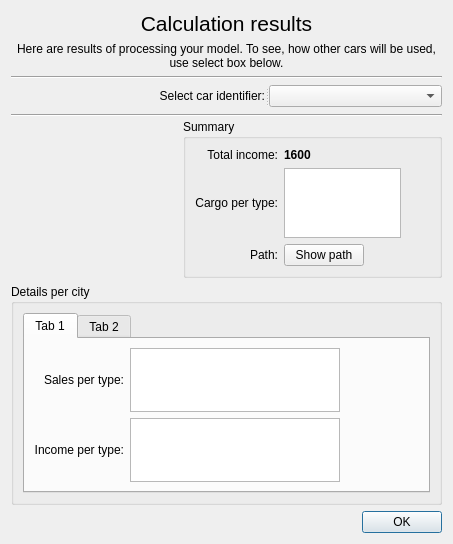
Ruteri/ZAH, file app/ui/resultsdialog.ui: the form before one commit.
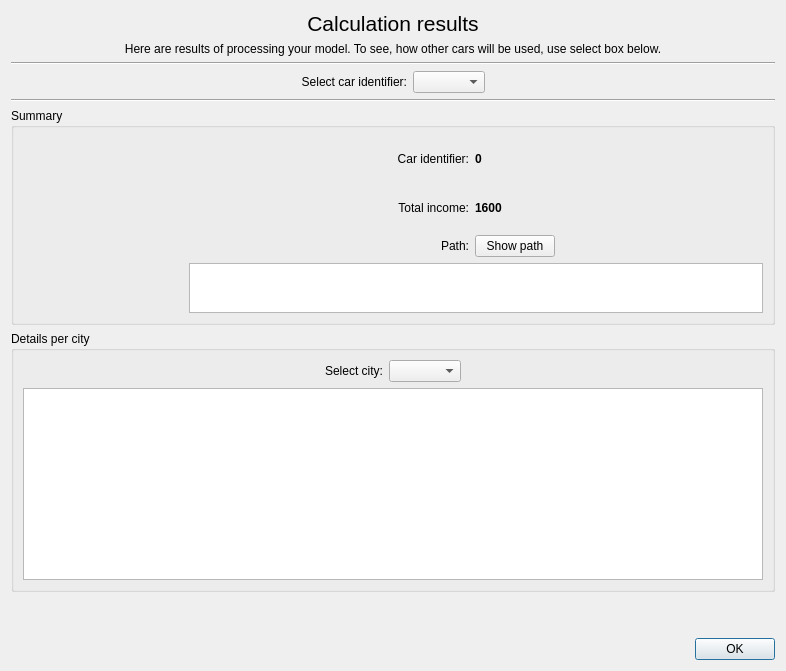
The form after the commit. Icons and pictures are not drawn.

Commit message: Implemented use case of CarUsage structure, added basic logic into ResultsDialog class

Patch:
```diff
--- a/app/ui/resultsdialog.ui
+++ b/app/ui/resultsdialog.ui
@@ -6,15 +6,30 @@
    <rect>
     <x>0</x>
     <y>0</y>
-    <width>453</width>
-    <height>540</height>
+    <width>786</width>
+    <height>671</height>
    </rect>
   </property>
   <property name="windowTitle">
    <string>Dialog</string>
   </property>
-  <layout class="QGridLayout" name="gridLayout_3">
-   <item row="1" column="0" colspan="3">
+  <layout class="QVBoxLayout" name="verticalLayout">
+   <item>
+    <widget class="QLabel" name="calculationResultsLabel">
+     <property name="font">
+      <font>
+       <pointsize>16</pointsize>
+      </font>
+     </property>
+     <property name="text">
+      <string>Calculation results</string>
+     </property>
+     <property name="alignment">
+      <set>Qt::AlignCenter</set>
+     </property>
+    </widget>
+   </item>
+   <item>
     <widget class="QLabel" name="calculationResultsDetailsLabel">
      <property name="text">
       <string>Here are results of processing your model. To see, how other cars will be used, use select box below.</string>
@@ -27,72 +42,222 @@
      </property>
     </widget>
    </item>
-   <item row="2" column="0" colspan="3">
+   <item>
     <widget class="Line" name="line_2">
      <property name="orientation">
       <enum>Qt::Horizontal</enum>
      </property>
     </widget>
    </item>
-   <item row="3" column="0" colspan="3">
-    <widget class="QSplitter" name="splitter">
-     <property name="orientation">
-      <enum>Qt::Horizontal</enum>
-     </property>
-     <widget class="QLabel" name="carIdLabel">
-      <property name="sizePolicy">
-       <sizepolicy hsizetype="Expanding" vsizetype="Preferred">
-        <horstretch>0</horstretch>
-        <verstretch>0</verstretch>
-       </sizepolicy>
-      </property>
-      <property name="text">
-       <string>Select car identifier:</string>
-      </property>
-      <property name="alignment">
-       <set>Qt::AlignRight|Qt::AlignTrailing|Qt::AlignVCenter</set>
-      </property>
-     </widget>
-     <widget class="QComboBox" name="carIdComboBox"/>
-    </widget>
+   <item>
+    <layout class="QHBoxLayout" name="horizontalLayout_2" stretch="0,0,1,0">
+     <item>
+      <spacer name="horizontalSpacer_6">
+       <property name="orientation">
+        <enum>Qt::Horizontal</enum>
+       </property>
+       <property name="sizeHint" stdset="0">
+        <size>
+         <width>157</width>
+         <height>20</height>
+        </size>
+       </property>
+      </spacer>
+     </item>
+     <item>
+      <widget class="QLabel" name="selectCarIdLabel">
+       <property name="sizePolicy">
+        <sizepolicy hsizetype="Preferred" vsizetype="Preferred">
+         <horstretch>0</horstretch>
+         <verstretch>0</verstretch>
+        </sizepolicy>
+       </property>
+       <property name="text">
+        <string>Select car identifier:</string>
+       </property>
+       <property name="alignment">
+        <set>Qt::AlignRight|Qt::AlignTrailing|Qt::AlignVCenter</set>
+       </property>
+      </widget>
+     </item>
+     <item>
+      <widget class="QComboBox" name="carIdComboBox">
+       <property name="sizePolicy">
+        <sizepolicy hsizetype="Maximum" vsizetype="Fixed">
+         <horstretch>0</horstretch>
+         <verstretch>0</verstretch>
+        </sizepolicy>
+       </property>
+      </widget>
+     </item>
+     <item>
+      <spacer name="horizontalSpacer_5">
+       <property name="orientation">
+        <enum>Qt::Horizontal</enum>
+       </property>
+       <property name="sizeHint" stdset="0">
+        <size>
+         <width>198</width>
+         <height>20</height>
+        </size>
+       </property>
+      </spacer>
+     </item>
+    </layout>
    </item>
-   <item row="4" column="0" rowspan="2" colspan="3">
+   <item>
     <widget class="Line" name="line">
      <property name="orientation">
       <enum>Qt::Horizontal</enum>
      </property>
     </widget>
    </item>
-   <item row="5" column="2" rowspan="2">
+   <item>
     <widget class="QGroupBox" name="summaryGroupBox">
      <property name="title">
       <string>Summary</string>
      </property>
-     <layout class="QGridLayout" name="gridLayout_2">
-      <item row="2" column="2" colspan="2">
-       <spacer name="horizontalSpacer">
+     <layout class="QGridLayout" name="gridLayout">
+      <item row="0" column="0" rowspan="3">
+       <widget class="QLabel" name="carImageLabel">
+        <property name="sizePolicy">
+         <sizepolicy hsizetype="Preferred" vsizetype="Preferred">
+          <horstretch>0</horstretch>
+          <verstretch>0</verstretch>
+         </sizepolicy>
+        </property>
+        <property name="minimumSize">
+         <size>
+          <width>160</width>
+          <height>120</height>
+         </size>
+        </property>
+        <property name="maximumSize">
+         <size>
+          <width>320</width>
+          <height>240</height>
+         </size>
+        </property>
+        <property name="styleSheet">
+         <string notr="true">border-image: url(:/images/truck.png)</string>
+        </property>
+        <property name="text">
+         <string/>
+        </property>
+       </widget>
+      </item>
+      <item row="0" column="1">
+       <spacer name="horizontalSpacer_4">
         <property name="orientation">
          <enum>Qt::Horizontal</enum>
         </property>
         <property name="sizeHint" stdset="0">
          <size>
-          <width>122</width>
+          <width>196</width>
           <height>20</height>
          </size>
         </property>
        </spacer>
       </item>
-      <item row="1" column="0">
-       <widget class="QLabel" name="cargoPerTypeCaptionLabel">
+      <item row="0" column="2">
+       <widget class="QLabel" name="carIdCaptionLabel">
         <property name="text">
-         <string>Cargo per type:</string>
+         <string>Car identifier:</string>
         </property>
         <property name="alignment">
          <set>Qt::AlignRight|Qt::AlignTrailing|Qt::AlignVCenter</set>
         </property>
        </widget>
       </item>
-      <item row="2" column="0">
+      <item row="0" column="3">
+       <widget class="QLabel" name="carIdLabel">
+        <property name="font">
+         <font>
+          <weight>75</weight>
+          <bold>true</bold>
+         </font>
+        </property>
+        <property name="text">
+         <string>0</string>
+        </property>
+       </widget>
+      </item>
+      <item row="0" column="4">
+       <spacer name="horizontalSpacer_8">
+        <property name="orientation">
+         <enum>Qt::Horizontal</enum>
+        </property>
+        <property name="sizeHint" stdset="0">
+         <size>
+          <width>195</width>
+          <height>20</height>
+         </size>
+        </property>
+       </spacer>
+      </item>
+      <item row="1" column="1">
+       <spacer name="horizontalSpacer_3">
+        <property name="orientation">
+         <enum>Qt::Horizontal</enum>
+        </property>
+        <property name="sizeHint" stdset="0">
+         <size>
+          <width>196</width>
+          <height>20</height>
+         </size>
+        </property>
+       </spacer>
+      </item>
+      <item row="1" column="2">
+       <widget class="QLabel" name="totalIncomeCaptionLabel">
+        <property name="text">
+         <string>Total income:</string>
+        </property>
+        <property name="alignment">
+         <set>Qt::AlignRight|Qt::AlignTrailing|Qt::AlignVCenter</set>
+        </property>
+       </widget>
+      </item>
+      <item row="1" column="3">
+       <widget class="QLabel" name="totalIncomeLabel">
+        <property name="font">
+         <font>
+          <weight>75</weight>
+          <bold>true</bold>
+         </font>
+        </property>
+        <property name="text">
+         <string>1600</string>
+        </property>
+       </widget>
+      </item>
+      <item row="1" column="4">
+       <spacer name="horizontalSpacer_7">
+        <property name="orientation">
+         <enum>Qt::Horizontal</enum>
+        </property>
+        <property name="sizeHint" stdset="0">
+         <size>
+          <width>195</width>
+          <height>20</height>
+         </size>
+        </property>
+       </spacer>
+      </item>
+      <item row="2" column="1">
+       <spacer name="horizontalSpacer_2">
+        <property name="orientation">
+         <enum>Qt::Horizontal</enum>
+        </property>
+        <property name="sizeHint" stdset="0">
+         <size>
+          <width>196</width>
+          <height>20</height>
+         </size>
+        </property>
+       </spacer>
+      </item>
+      <item row="2" column="2">
        <widget class="QLabel" name="pathCaptionLabel">
         <property name="text">
          <string>Path:</string>
@@ -102,164 +267,134 @@
         </property>
        </widget>
       </item>
-      <item row="1" column="1" colspan="2">
-       <widget class="QTableWidget" name="cargoPerTypeTableWidget"/>
-      </item>
-      <item row="2" column="1">
+      <item row="2" column="3">
        <widget class="QPushButton" name="showPathPushButton">
         <property name="text">
          <string>Show path</string>
         </property>
        </widget>
       </item>
-      <item row="0" column="1" colspan="3">
-       <widget class="QLabel" name="totalIncomeLabel">
-        <property name="font">
-         <font>
-          <weight>75</weight>
-          <bold>true</bold>
-         </font>
-        </property>
-        <property name="text">
-         <string>1600</string>
-        </property>
-       </widget>
-      </item>
-      <item row="1" column="3">
-       <spacer name="horizontalSpacer_3">
+      <item row="2" column="4">
+       <spacer name="horizontalSpacer">
         <property name="orientation">
          <enum>Qt::Horizontal</enum>
         </property>
         <property name="sizeHint" stdset="0">
          <size>
-          <width>15</width>
-          <height>48</height>
+          <width>195</width>
+          <height>17</height>
          </size>
         </property>
        </spacer>
       </item>
-      <item row="0" column="0">
-       <widget class="QLabel" name="totalIncomeCaptionLabel">
-        <property name="text">
-         <string>Total income:</string>
+      <item row="3" column="1" colspan="4">
+       <widget class="QTableWidget" name="cargoTableWidget">
+        <property name="sizePolicy">
+         <sizepolicy hsizetype="MinimumExpanding" vsizetype="Preferred">
+          <horstretch>0</horstretch>
+          <verstretch>0</verstretch>
+         </sizepolicy>
         </property>
-        <property name="alignment">
-         <set>Qt::AlignRight|Qt::AlignTrailing|Qt::AlignVCenter</set>
+        <property name="minimumSize">
+         <size>
+          <width>0</width>
+          <height>50</height>
+         </size>
+        </property>
+        <property name="maximumSize">
+         <size>
+          <width>16777215</width>
+          <height>50</height>
+         </size>
         </property>
        </widget>
       </item>
      </layout>
     </widget>
    </item>
-   <item row="6" column="1">
-    <widget class="QLabel" name="carImageLabel">
-     <property name="sizePolicy">
-      <sizepolicy hsizetype="Preferred" vsizetype="Preferred">
-       <horstretch>2</horstretch>
-       <verstretch>1</verstretch>
-      </sizepolicy>
-     </property>
-     <property name="minimumSize">
-      <size>
-       <width>160</width>
-       <height>120</height>
-      </size>
-     </property>
-     <property name="maximumSize">
-      <size>
-       <width>320</width>
-       <height>240</height>
-      </size>
-     </property>
-     <property name="styleSheet">
-      <string notr="true">border-image: url(:/images/truck.png)</string>
-     </property>
-     <property name="text">
-      <string/>
-     </property>
-    </widget>
-   </item>
-   <item row="7" column="0" colspan="3">
-    <widget class="QGroupBox" name="detailsPerCityGroupBox">
+   <item>
+    <widget class="QGroupBox" name="detailsGroupBox">
      <property name="title">
       <string>Details per city</string>
      </property>
-     <layout class="QHBoxLayout" name="horizontalLayout">
+     <layout class="QVBoxLayout" name="verticalLayout_2">
       <item>
-       <widget class="QTabWidget" name="detailsPerCityTabWidget">
-        <property name="currentIndex">
-         <number>0</number>
+       <layout class="QHBoxLayout" name="horizontalLayout" stretch="0,0,0,0">
+        <item>
+         <spacer name="horizontalSpacer_10">
+          <property name="orientation">
+           <enum>Qt::Horizontal</enum>
+          </property>
+          <property name="sizeHint" stdset="0">
+           <size>
+            <width>256</width>
+            <height>20</height>
+           </size>
+          </property>
+         </spacer>
+        </item>
+        <item>
+         <widget class="QLabel" name="cityCaptionLabel">
+          <property name="text">
+           <string>Select city:</string>
+          </property>
+          <property name="alignment">
+           <set>Qt::AlignRight|Qt::AlignTrailing|Qt::AlignVCenter</set>
+          </property>
+         </widget>
+        </item>
+        <item>
+         <widget class="QComboBox" name="cityComboBox">
+          <property name="sizePolicy">
+           <sizepolicy hsizetype="Maximum" vsizetype="Fixed">
+            <horstretch>0</horstretch>
+            <verstretch>0</verstretch>
+           </sizepolicy>
+          </property>
+         </widget>
+        </item>
+        <item>
+         <spacer name="horizontalSpacer_9">
+          <property name="orientation">
+           <enum>Qt::Horizontal</enum>
+          </property>
+          <property name="sizeHint" stdset="0">
+           <size>
+            <width>110</width>
+            <height>20</height>
+           </size>
+          </property>
+         </spacer>
+        </item>
+       </layout>
+      </item>
+      <item>
+       <widget class="QTableWidget" name="detailsTableWidget">
+        <property name="sizePolicy">
+         <sizepolicy hsizetype="Preferred" vsizetype="Preferred">
+          <horstretch>0</horstretch>
+          <verstretch>0</verstretch>
+         </sizepolicy>
         </property>
-        <widget class="QWidget" name="tab">
-         <attribute name="title">
-          <string>Tab 1</string>
-         </attribute>
-         <layout class="QGridLayout" name="gridLayout">
-          <item row="0" column="0">
-           <widget class="QLabel" name="salesPerTypeCaptionLabel">
-            <property name="text">
-             <string>Sales per type:</string>
-            </property>
-            <property name="alignment">
-             <set>Qt::AlignRight|Qt::AlignTrailing|Qt::AlignVCenter</set>
-            </property>
-           </widget>
-          </item>
-          <item row="0" column="1">
-           <widget class="QTableWidget" name="salesPerTypeTableWidget"/>
-          </item>
-          <item row="0" column="2">
-           <spacer name="horizontalSpacer_2">
-            <property name="orientation">
-             <enum>Qt::Horizontal</enum>
-            </property>
-            <property name="sizeHint" stdset="0">
-             <size>
-              <width>125</width>
-              <height>48</height>
-             </size>
-            </property>
-           </spacer>
-          </item>
-          <item row="1" column="0">
-           <widget class="QLabel" name="incomePerTypeCaptionLabel">
-            <property name="text">
-             <string>Income per type:</string>
-            </property>
-            <property name="alignment">
-             <set>Qt::AlignRight|Qt::AlignTrailing|Qt::AlignVCenter</set>
-            </property>
-           </widget>
-          </item>
-          <item row="1" column="1">
-           <widget class="QTableWidget" name="incomePerTypeTableWidget"/>
-          </item>
-          <item row="1" column="2">
-           <spacer name="horizontalSpacer_4">
-            <property name="orientation">
-             <enum>Qt::Horizontal</enum>
-            </property>
-            <property name="sizeHint" stdset="0">
-             <size>
-              <width>125</width>
-              <height>38</height>
-             </size>
-            </property>
-           </spacer>
-          </item>
-         </layout>
-        </widget>
-        <widget class="QWidget" name="tab_2">
-         <attribute name="title">
-          <string>Tab 2</string>
-         </attribute>
-        </widget>
        </widget>
       </item>
      </layout>
     </widget>
    </item>
-   <item row="8" column="0" colspan="3">
+   <item>
+    <spacer name="verticalSpacer">
+     <property name="orientation">
+      <enum>Qt::Vertical</enum>
+     </property>
+     <property name="sizeHint" stdset="0">
+      <size>
+       <width>17</width>
+       <height>34</height>
+      </size>
+     </property>
+    </spacer>
+   </item>
+   <item>
     <widget class="QDialogButtonBox" name="buttonBox">
      <property name="orientation">
       <enum>Qt::Horizontal</enum>
@@ -269,21 +404,6 @@
      </property>
     </widget>
    </item>
-   <item row="0" column="0" colspan="3">
-    <widget class="QLabel" name="calculationResultsLabel">
-     <property name="font">
-      <font>
-       <pointsize>16</pointsize>
-      </font>
-     </property>
-     <property name="text">
-      <string>Calculation results</string>
-     </property>
-     <property name="alignment">
-      <set>Qt::AlignCenter</set>
-     </property>
-    </widget>
-   </item>
   </layout>
  </widget>
  <resources/>
```
Left out of the diff: 16 changed lines with no effect on the pictures. The commit also changes 3 other files.
